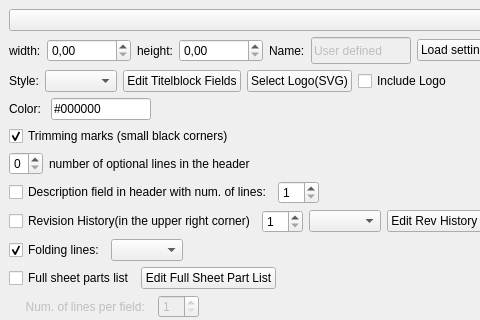
The window that Src/mainwindow.ui (tobiasfalk/KiCAD-FreeCAD-TechDraw-Template-Generator) describes before a commit, drawn with Qt 5; both pictures show x 0 to 480 and y 0 to 320 of the 1500 by 700 pixel window.
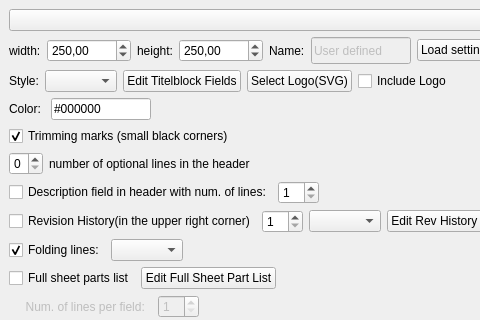
The same window after the commit.

The edit to the form file:
```diff
--- a/Src/mainwindow.ui
+++ b/Src/mainwindow.ui
@@ -138,6 +138,9 @@
         <property name="maximum">
          <double>100000.000000000000000</double>
         </property>
+        <property name="value">
+         <double>250.000000000000000</double>
+        </property>
        </widget>
       </item>
       <item>
@@ -158,6 +161,9 @@
         <property name="maximum">
          <double>100000.000000000000000</double>
         </property>
+        <property name="value">
+         <double>250.000000000000000</double>
+        </property>
        </widget>
       </item>
       <item>
```
